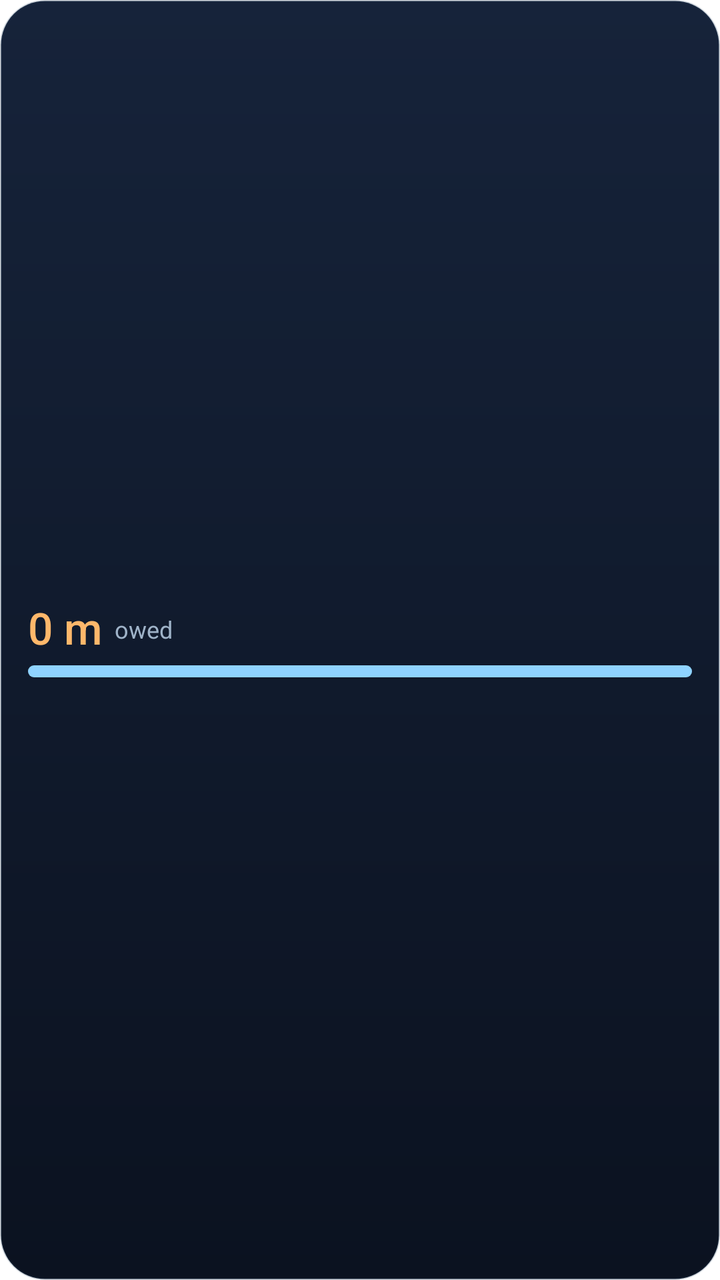
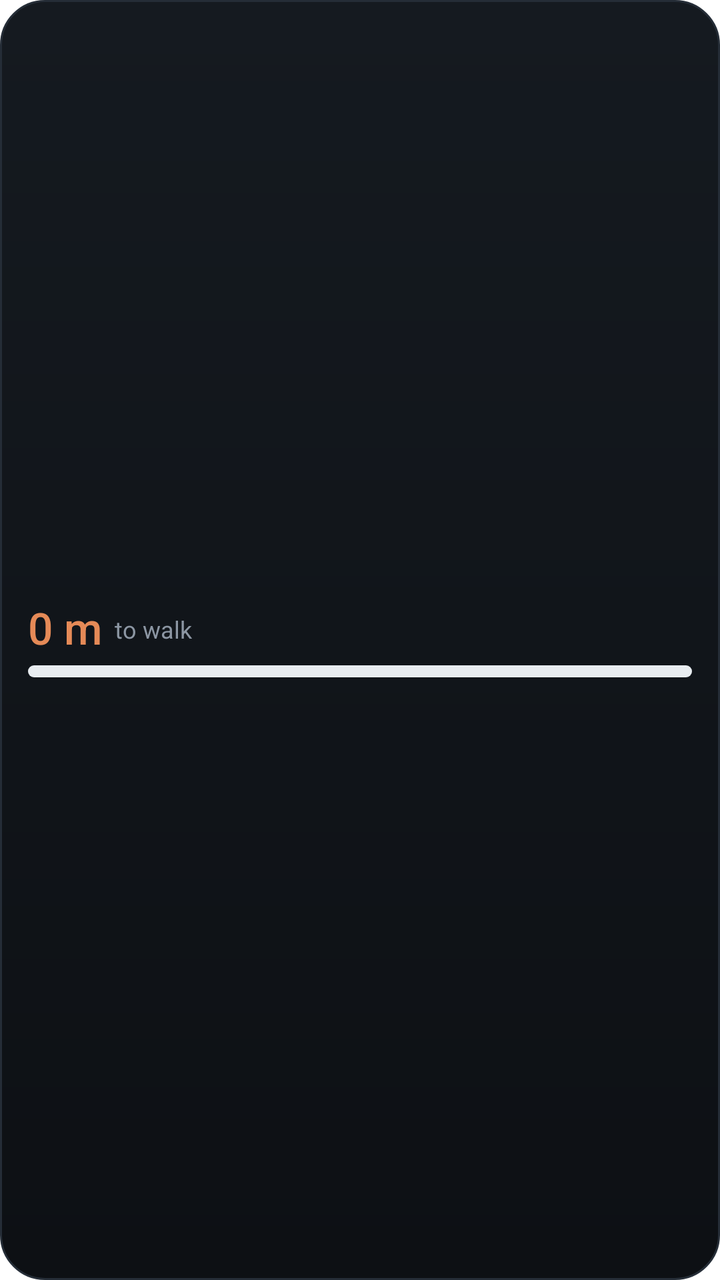

Compare the two renders of this Android layout. The source of the first and the diff that turns it into the second are given below.
<!-- AndroidManifest.xml: fallback theme Theme.MaterialComponents.DayNight.NoActionBar -->
<!-- res/layout/widget_small.xml -->
<?xml version="1.0" encoding="utf-8"?>
<LinearLayout xmlns:android="http://schemas.android.com/apk/res/android"
    android:id="@+id/w_root"
    android:layout_width="match_parent"
    android:layout_height="match_parent"
    android:background="@drawable/widget_bg"
    android:gravity="center_vertical"
    android:orientation="vertical"
    android:paddingStart="14dp"
    android:paddingEnd="14dp"
    android:paddingTop="6dp"
    android:paddingBottom="8dp">
    <LinearLayout
        android:layout_width="match_parent"
        android:layout_height="wrap_content"
        android:gravity="bottom"
        android:orientation="horizontal">
        <TextView
            android:id="@+id/w_debt"
            android:layout_width="wrap_content"
            android:layout_height="wrap_content"
            android:fontFamily="sans-serif-medium"
            android:maxLines="1"
            android:text="0 m"
            android:textColor="#FFFFB86B"
            android:textSize="22sp" />
        <TextView
            android:id="@+id/w_caption"
            android:layout_width="wrap_content"
            android:layout_height="wrap_content"
            android:layout_marginStart="6dp"
            android:layout_marginBottom="3dp"
            android:maxLines="1"
            android:text="owed"
            android:textColor="#FF9FB3C8"
            android:textSize="12sp" />
    </LinearLayout>
    <ProgressBar
        android:id="@+id/w_progress"
        style="@android:style/Widget.ProgressBar.Horizontal"
        android:layout_width="match_parent"
        android:layout_height="6dp"
        android:layout_marginTop="4dp"
        android:max="100"
        android:progress="100"
        android:progressDrawable="@drawable/widget_progress" />
    
    <TextView android:id="@+id/w_scrolled" android:layout_width="0dp" android:layout_height="0dp" android:visibility="gone" />
    <TextView android:id="@+id/w_landmark" android:layout_width="0dp" android:layout_height="0dp" android:visibility="gone" />
</LinearLayout>
<!-- resources referenced by this layout -->
<resources>
  <!-- drawable widget_bg (drawable) -->
  <?xml version="1.0" encoding="utf-8"?>
  <shape xmlns:android="http://schemas.android.com/apk/res/android" android:shape="rectangle">
      <gradient android:angle="270" android:startColor="#FF16233A" android:endColor="#FF0B1220" />
      <corners android:radius="22dp" />
      <stroke android:width="1dp" android:color="#332E4A6B" />
  </shape>
  <!-- drawable widget_progress (drawable) -->
  <?xml version="1.0" encoding="utf-8"?>
  <layer-list xmlns:android="http://schemas.android.com/apk/res/android">
      <item android:id="@android:id/background">
          <shape><corners android:radius="3dp" /><solid android:color="#FF22324A" /></shape>
      </item>
      <item android:id="@android:id/progress">
          <clip><shape><corners android:radius="3dp" /><solid android:color="#FF8FD3FF" /></shape></clip>
      </item>
  </layer-list>
</resources>

<!-- the commit's change to res/layout/widget_small.xml (unified diff, before → after) -->
@@ -22,7 +22,7 @@
             android:fontFamily="sans-serif-medium"
             android:maxLines="1"
             android:text="0 m"
-            android:textColor="#FFFFB86B"
+            android:textColor="#FFE58A57"
             android:textSize="22sp" />
         <TextView
             android:id="@+id/w_caption"
@@ -31,8 +31,8 @@
             android:layout_marginStart="6dp"
             android:layout_marginBottom="3dp"
             android:maxLines="1"
-            android:text="owed"
-            android:textColor="#FF9FB3C8"
+            android:text="to walk"
+            android:textColor="#FF8C96A3"
             android:textSize="12sp" />
     </LinearLayout>
     <ProgressBar
<!-- resource entries referenced after the edit -->
@@ -3,18 +3,18 @@
   <!-- drawable widget_bg (drawable) -->
   <?xml version="1.0" encoding="utf-8"?>
   <shape xmlns:android="http://schemas.android.com/apk/res/android" android:shape="rectangle">
-      <gradient android:angle="270" android:startColor="#FF16233A" android:endColor="#FF0B1220" />
+      <gradient android:angle="270" android:startColor="#FF151A20" android:endColor="#FF0D1014" />
       <corners android:radius="22dp" />
-      <stroke android:width="1dp" android:color="#332E4A6B" />
+      <stroke android:width="1dp" android:color="#FF252D37" />
   </shape>
   <!-- drawable widget_progress (drawable) -->
   <?xml version="1.0" encoding="utf-8"?>
   <layer-list xmlns:android="http://schemas.android.com/apk/res/android">
       <item android:id="@android:id/background">
-          <shape><corners android:radius="3dp" /><solid android:color="#FF22324A" /></shape>
+          <shape><corners android:radius="3dp" /><solid android:color="#FF252D37" /></shape>
       </item>
       <item android:id="@android:id/progress">
-          <clip><shape><corners android:radius="3dp" /><solid android:color="#FF8FD3FF" /></shape></clip>
+          <clip><shape><corners android:radius="3dp" /><solid android:color="#FFE8ECF0" /></shape></clip>
       </item>
   </layer-list>
 </resources>
